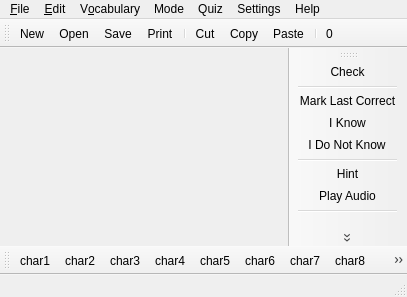
phedlund/WordQuiz, file app/ui/mainwindow.ui: the form before one commit.
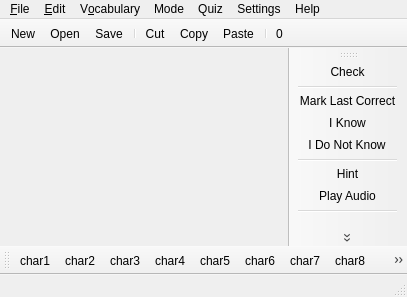
The form after the commit. Icons and pictures are not drawn.

```diff
--- a/app/ui/mainwindow.ui
+++ b/app/ui/mainwindow.ui
@@ -147,6 +147,9 @@
    <property name="windowTitle">
     <string>Main Toolbar</string>
    </property>
+   <property name="movable">
+    <bool>false</bool>
+   </property>
    <property name="iconSize">
     <size>
      <width>22</width>
@@ -165,7 +168,6 @@
    <addaction name="fileNew"/>
    <addaction name="fileOpen"/>
    <addaction name="fileSave"/>
-   <addaction name="filePrint"/>
    <addaction name="separator"/>
    <addaction name="editCut"/>
    <addaction name="editCopy"/>
```
Left out of the diff: 6 changed lines with no effect on the pictures.
